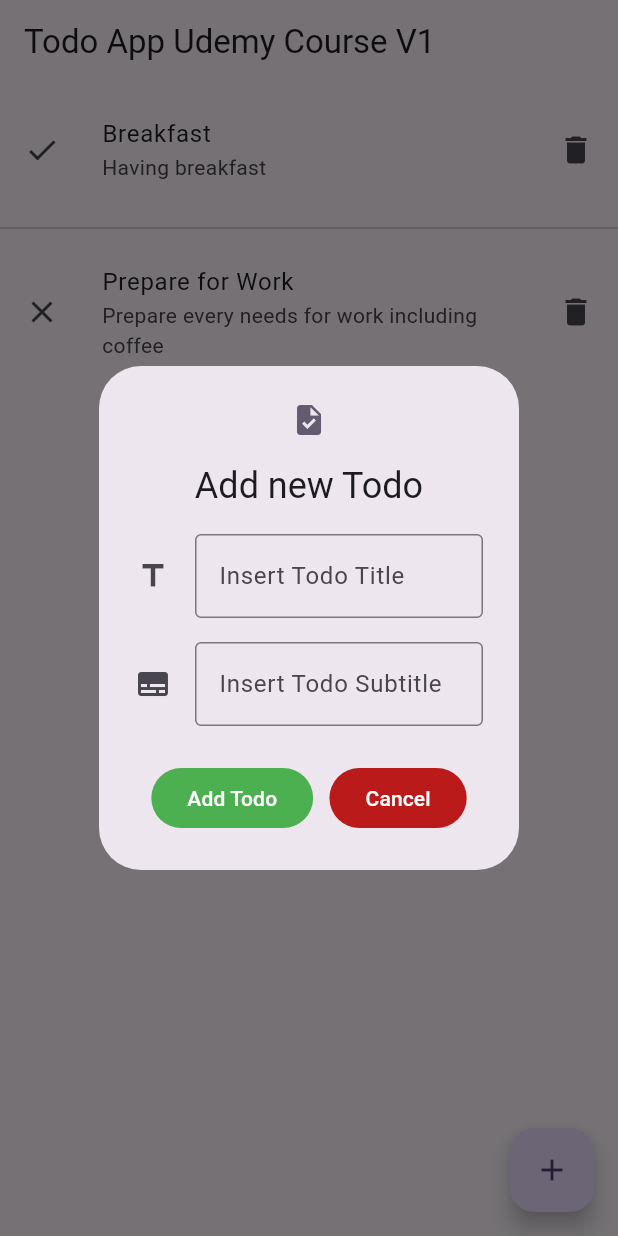
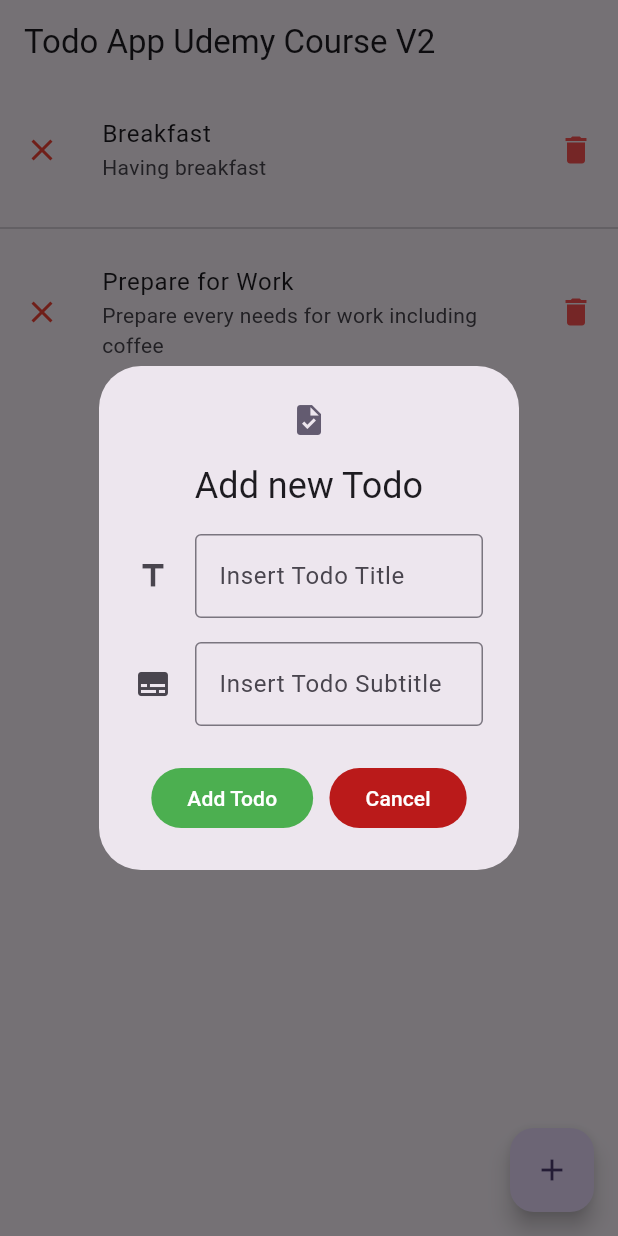
Before and after one commit to Kamil-Malik/todo-flutter, a Flutter app: the screen it shows after launch, after a tap on the "close" icon, after a tap on the "delete" icon, after a tap on the "add" icon, on a phone screen of 412 x 824 dp. Run offline on Flutter 3.47's test engine with Material 2 defaults, Android fonts, the phone set to English and light mode, and no system bars.

Commit message:
Finished V2

```diff
--- a/lib/model/todos_model.dart
+++ b/lib/model/todos_model.dart
@@ -1,8 +1,10 @@
 class Todo {
-
   String todoTitle;
   String todoSubtitle;
   bool todoStatus;
 
-  Todo(this.todoTitle, this.todoSubtitle, this.todoStatus);
+  Todo(
+      {required this.todoTitle,
+      required this.todoSubtitle,
+      this.todoStatus = false});
 }
--- a/lib/myapp.dart
+++ b/lib/myapp.dart
@@ -1,6 +1,5 @@
 import 'package:flutter/material.dart';
-import 'package:flutter/services.dart';
-import 'package:todoapp/model/todos_model.dart';
+import 'package:todoapp/ui/home.dart';
 
 class MyApp extends StatelessWidget {
   const MyApp({super.key});
@@ -17,132 +16,3 @@ class MyApp extends StatelessWidget {
     );
   }
 }
-
-class MyHomePage extends StatefulWidget {
-  const MyHomePage({super.key});
-
-  @override
-  State<MyHomePage> createState() => _MyHomePageState();
-}
-
-class _MyHomePageState extends State<MyHomePage> {
-  final _todos = [
-    Todo('Wakeup early', 'Wakeup at 5AM', true),
-    Todo('Breakfast', 'Having breakfast', false),
-    Todo('Prepare for Work', 'Prepare every needs for work including coffee',
-        false)
-  ];
-
-  _showDialog() {
-    showDialog(
-        context: context,
-        builder: (BuildContext context) {
-          TextEditingController titleController = TextEditingController();
-          TextEditingController subtitleController = TextEditingController();
-
-          return AlertDialog(
-            title: const Text('Add new Todo'),
-            content: IntrinsicHeight(
-              child: Column(
-                children: [
-                  TextField(
-                      keyboardType: TextInputType.multiline,
-                      maxLines: null,
-                      controller: titleController,
-                      decoration: const InputDecoration(
-                          hintText: 'Todo Title',
-                          icon: Icon(Icons.title),
-                          label: Text('Insert Todo Title'),
-                          border: OutlineInputBorder())),
-                  const SizedBox(height: 16),
-                  TextField(
-                    keyboardType: TextInputType.multiline,
-                    maxLines: null,
-                    controller: subtitleController,
-                    decoration: const InputDecoration(
-                        hintText: 'Todo Subtitles',
-                        icon: Icon(Icons.subtitles),
-                        label: Text('Insert Todo Subtitle'),
-                        border: OutlineInputBorder()),
-                  )
-                ],
-              ),
-            ),
-            actions: [
-              Row(
-                crossAxisAlignment: CrossAxisAlignment.center,
-                mainAxisAlignment: MainAxisAlignment.spaceEvenly,
-                children: [
-                  FilledButton(
-                      onPressed: () {
-                        setState(() {
-                          _todos.add(Todo(titleController.text,
-                              subtitleController.text, false));
-                        });
-                        Navigator.of(context).pop();
-                      },
-                      style: FilledButton.styleFrom(
-                          backgroundColor: Colors.green,
-                          surfaceTintColor: Colors.white
-                      ),
-                      child: const Text('Add Todo')),
-                  FilledButton(
-                    onPressed: () {
-                      Navigator.of(context).pop();
-                    },
-                    style: FilledButton.styleFrom(
-                        backgroundColor: Theme.of(context).colorScheme.error,
-                        surfaceTintColor: Theme.of(context).colorScheme.onError
-                    ),
-                    child: const Text('Cancel'),
-                  )
-                ],
-              )
-            ],
-            icon: const Icon(Icons.task),
-          );
-        });
-  }
-
-  @override
-  Widget build(BuildContext context) {
-    return Scaffold(
-      appBar: AppBar(
-        title: const Text('Todo App Udemy Course V1'),
-      ),
-      body: ListView.separated(
-        itemCount: _todos.length,
-        itemBuilder: (context, index) {
-          final todo = _todos[index];
-          return ListTile(
-            title: Text(todo.todoTitle),
-            subtitle: Text(todo.todoSubtitle),
-            leading: IconButton(
-              icon: Icon(todo.todoStatus ? Icons.check : Icons.close),
-              onPressed: () =>
-                  setState(() {
-                    _todos[index].todoStatus = todo.todoStatus ? false : true;
-                  }),
-            ),
-            trailing: IconButton(
-                icon: const Icon(Icons.delete),
-                onPressed: () =>
-                    setState(() {
-                      _todos.remove(todo);
-                    })),
-            onTap: () {},
-            contentPadding: const EdgeInsets.fromLTRB(4, 8, 4, 8),
-          );
-        },
-        separatorBuilder: (BuildContext context, int index) {
-          return const Divider();
-        },
-      ),
-      floatingActionButton: FloatingActionButton(
-        onPressed: () => _showDialog(),
-        tooltip: 'Add new Todo',
-        child: const Icon(Icons.add),
-      ),
-    );
-  }
-}
--- /dev/null
+++ b/lib/ui/home.dart
@@ -0,0 +1,146 @@
+import 'package:flutter/material.dart';
+
+import '../model/todos_model.dart';
+
+class MyHomePage extends StatefulWidget {
+  const MyHomePage({super.key});
+
+  @override
+  State<MyHomePage> createState() => _MyHomePageState();
+}
+
+class _MyHomePageState extends State<MyHomePage> {
+  final _todos = [
+    Todo(todoTitle: 'Wakeup early', todoSubtitle: 'Wakeup at 5AM'),
+    Todo(todoTitle: 'Breakfast', todoSubtitle: 'Having breakfast'),
+    Todo(
+        todoTitle: 'Prepare for Work',
+        todoSubtitle: 'Prepare every needs for work including coffee')
+  ];
+
+  _showDialog() {
+    showDialog(
+        context: context,
+        builder: (BuildContext context) {
+          TextEditingController titleController = TextEditingController();
+          TextEditingController subtitleController = TextEditingController();
+
+          return AlertDialog(
+            title: const Text('Add new Todo'),
+            content: IntrinsicHeight(
+              child: Column(
+                children: [
+                  TextField(
+                      keyboardType: TextInputType.multiline,
+                      maxLines: null,
+                      controller: titleController,
+                      decoration: const InputDecoration(
+                          hintText: 'Todo Title',
+                          icon: Icon(Icons.title),
+                          label: Text('Insert Todo Title'),
+                          border: OutlineInputBorder())),
+                  const SizedBox(height: 16),
+                  TextField(
+                    keyboardType: TextInputType.multiline,
+                    maxLines: null,
+                    controller: subtitleController,
+                    decoration: const InputDecoration(
+                        hintText: 'Todo Subtitles',
+                        icon: Icon(Icons.subtitles),
+                        label: Text('Insert Todo Subtitle'),
+                        border: OutlineInputBorder()),
+                  )
+                ],
+              ),
+            ),
+            actions: [
+              Row(
+                crossAxisAlignment: CrossAxisAlignment.center,
+                mainAxisAlignment: MainAxisAlignment.spaceEvenly,
+                children: [
+                  FilledButton(
+                      onPressed: () {
+                        setState(() {
+                          _todos.add(Todo(
+                              todoTitle: titleController.text,
+                              todoSubtitle: subtitleController.text));
+                        });
+                        Navigator.of(context).pop();
+                      },
+                      style: FilledButton.styleFrom(
+                          backgroundColor: Colors.green,
+                          surfaceTintColor: Colors.white),
+                      child: const Text('Add Todo')),
+                  FilledButton(
+                    onPressed: () {
+                      Navigator.of(context).pop();
+                    },
+                    style: FilledButton.styleFrom(
+                        backgroundColor: Theme.of(context).colorScheme.error,
+                        surfaceTintColor:
+                            Theme.of(context).colorScheme.onError),
+                    child: const Text('Cancel'),
+                  )
+                ],
+              )
+            ],
+            icon: const Icon(Icons.task),
+          );
+        });
+  }
+
+  @override
+  Widget build(BuildContext context) {
+    return Scaffold(
+      appBar: AppBar(
+        title: const Text('Todo App Udemy Course V2'),
+      ),
+      body: ListView.separated(
+        itemCount: _todos.length,
+        itemBuilder: (context, index) {
+          final todo = _todos[index];
+          return ListTile(
+            title: Text(todo.todoTitle,
+                softWrap: true,
+                style: TextStyle(
+                    decoration:
+                        todo.todoStatus ? TextDecoration.lineThrough : null,
+                    decorationColor: Colors.black)),
+            subtitle: Text(
+              todo.todoSubtitle,
+              softWrap: true,
+            ),
+            leading: IconButton(
+              tooltip: 'Todo Status',
+              icon: Icon(todo.todoStatus ? Icons.check : Icons.close,
+                  color: todo.todoStatus ? Colors.green : Colors.red),
+              onPressed: () => setState(() {
+                _todos[index].todoStatus = todo.todoStatus ? false : true;
+              }),
+            ),
+            trailing: IconButton(
+              tooltip: 'Delete Todo',
+              icon: const Icon(
+                Icons.delete,
+                color: Colors.redAccent,
+              ),
+              onPressed: () => setState(() {
+                _todos.remove(todo);
+              }),
+            ),
+            onTap: () {},
+            contentPadding: const EdgeInsets.fromLTRB(4, 8, 4, 8),
+          );
+        },
+        separatorBuilder: (BuildContext context, int index) {
+          return const Divider();
+        },
+      ),
+      floatingActionButton: FloatingActionButton(
+        onPressed: () => _showDialog(),
+        tooltip: 'Add new Todo',
+        child: const Icon(Icons.add),
+      ),
+    );
+  }
+}
```
Also changed, not shown: lib/main.dart (line endings or trailing spaces).
